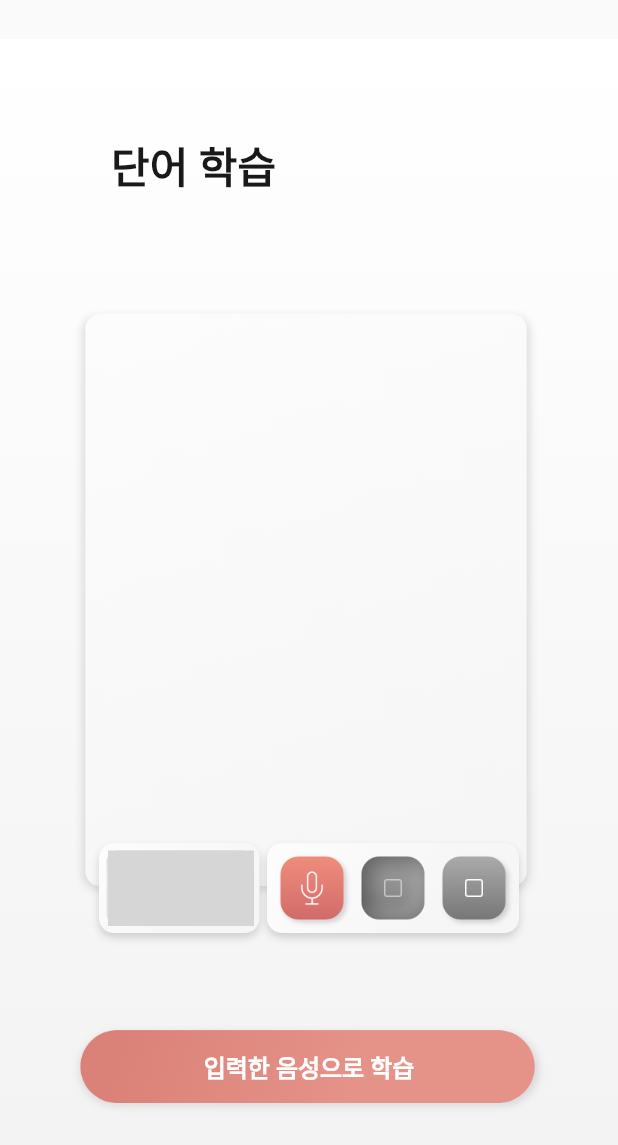
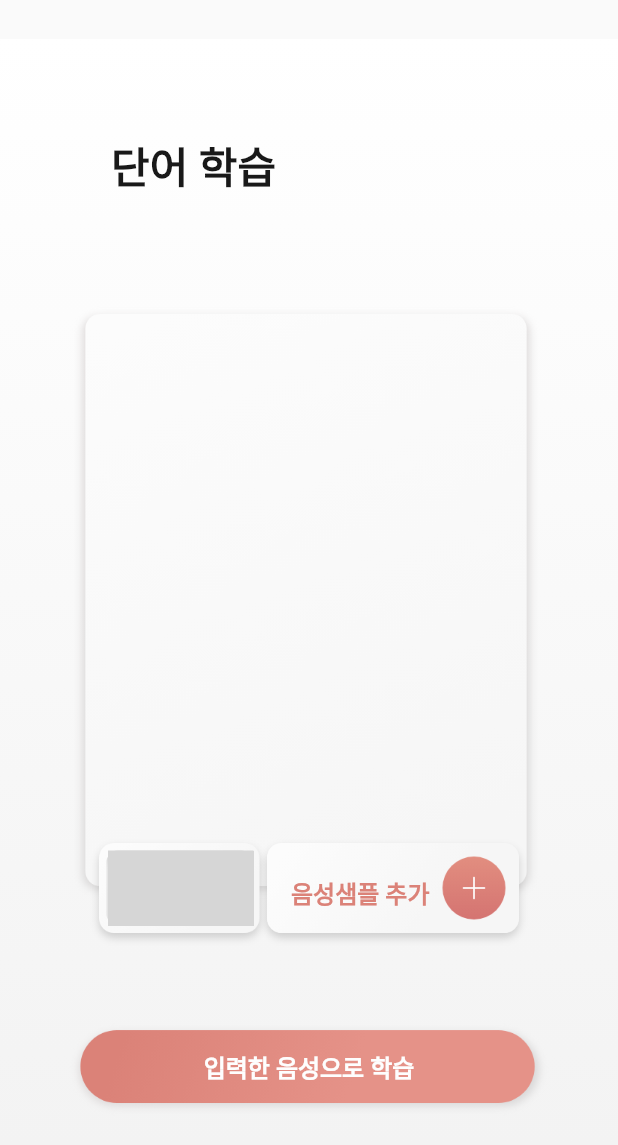
Before and after one commit to ThinkingDobby/personalized_speech_interpreter, a Flutter app: the TrainingPage screen opened by its route, on a phone screen of 412 x 824 dp. Shown: the top 1145 px of the screen. Run offline on Flutter 3.47's test engine with Material 2 defaults, Android fonts, the phone set to English and light mode, and no system bars; our stand-ins replace assets_audio_player, permission_handler, sprintf; missing offline and left inert: adobe_xd, audio_waveforms, fftea, flutter_sound; Roboto replaces fonts that are missing (Pretendard); grey boxes are pictures that could not be loaded.

Commit message:
컨트롤 패널 적용

```diff
--- a/lib/TestPage.dart
+++ b/lib/TestPage.dart
@@ -161,7 +161,7 @@ class _TestPageState extends State<TestPage> {
                         Container(
                           margin: const EdgeInsets.fromLTRB(14, 0, 0, 0),
                           child: Text(
-                            'type3: FFT - 전송 - 파일에 저장',
+                            'type3: ',
                             style: TextStyle(
                               fontFamily: 'Pretendard',
                               fontSize: 16,
--- a/lib/TrainingPage.dart
+++ b/lib/TrainingPage.dart
@@ -17,7 +17,6 @@ import 'package:personalized_speech_interpreter/tcpClients/FileTransferTestClien
 
 import 'file/FileLoader.dart';
 
-
 class TrainingPage extends StatefulWidget {
   @override
   State createState() => _TrainingPageState();
@@ -30,6 +29,9 @@ class _TrainingPageState extends State<TrainingPage> {
   bool _isRecording = false;
   bool _isNotRecording = true;
   bool _isPlaying = false;
+
+  bool _isControlActivated = false;
+  bool _cancelBtnPressed = false;
 
   String _state = "Unconnected";
   final String FIN_CODE = "Transfer Finished";
@@ -116,7 +118,8 @@ class _TrainingPageState extends State<TrainingPage> {
                                 scrollDirection: Axis.vertical,
                                 shrinkWrap: true,
                                 itemCount: _fl.fileList.length,
-                                itemBuilder: (context, i) => _setListItemBuilder(context, i),
+                                itemBuilder: (context, i) =>
+                                    _setListItemBuilder(context, i),
                               ),
                             ),
                             Container(
@@ -134,14 +137,20 @@ class _TrainingPageState extends State<TrainingPage> {
                                 waveStyle: WaveStyle(
                                   gradient: ui.Gradient.linear(
                                     const Offset(70, 50),
-                                    Offset(MediaQuery.of(context).size.width / 2, 0),
-                                    [const Color(0xffdc8379), const Color(0xfff5b6ae)],
+                                    Offset(
+                                        MediaQuery.of(context).size.width / 2,
+                                        0),
+                                    [
+                                      const Color(0xffdc8379),
+                                      const Color(0xfff5b6ae)
+                                    ],
                                   ),
                                   showMiddleLine: false,
                                   extendWaveform: true,
                                 ),
                                 enableGesture: false,
-                                size: Size(MediaQuery.of(context).size.width, 40.0),
+                                size: Size(
+                                    MediaQuery.of(context).size.width, 40.0),
                                 recorderController: _recorderController,
                               ),
                             ),
@@ -218,15 +227,88 @@ class _TrainingPageState extends State<TrainingPage> {
                                                 ),
                                         )),
                                     Container(
-                                      margin:
-                                          const EdgeInsets.fromLTRB(2, 0, 0, 0),
+                                        margin: const EdgeInsets.fromLTRB(
+                                            2, 0, 0, 0),
                                         width: 52,
                                         height: 52,
-                                      child: Image.asset(
-                                          "assets/images/training_btn_stop.png"),
+                                        child: GestureDetector(
+                                          onTapDown: (_) => setState(() {
+                                            _cancelBtnPressed = true;
+                                          }),
+                                          onTapCancel: () => setState(() {
+                                            _cancelBtnPressed = false;
+                                          }),
+                                          onTap: () => setState(() {
+                                            _cancelBtnPressed = false;
+                                            _isControlActivated = false;
+                                            // 패널 비활성화
+                                          }),
+                                          child: _cancelBtnPressed
+                                              ? Image.asset(
+                                                  "assets/images/training_btn_cancel_pressed.png",
+                                                  gaplessPlayback: true,
+                                                )
+                                              : Image.asset(
+                                                  "assets/images/training_btn_cancel.png",
+                                                  gaplessPlayback: true,
                                                 ),
+                                        )),
                                   ],
                                 )),
+                            Container(
+                                margin: const EdgeInsets.fromLTRB(0, 348, 0, 0),
+                                width: 320,
+                                height: 98,
+                                child: Visibility(
+                                  visible: !_isControlActivated,
+                                  child: Image.asset(
+                                      "assets/images/training_iv_panel.png"),
+                                )),
+                            Container(
+                              margin: const EdgeInsets.fromLTRB(148, 381, 0, 0),
+                              width: 320,
+                              height: 98,
+                              child: Visibility(
+                                  visible: !_isControlActivated,
+                                  child: const Text(
+                                    "음성샘플 추가",
+                                    style: TextStyle(
+                                      fontFamily: 'Pretendard',
+                                      fontSize: 16,
+                                      color: Color(0xffDB8278),
+                                      fontWeight: FontWeight.w600,
+                                    ),
+                                  )),
+                            ),
+                            Container(
+                              margin: const EdgeInsets.fromLTRB(246, 366, 0, 0),
+                              width: 52,
+                              height: 52,
+                              child: Visibility(
+                                  visible: !_isControlActivated,
+                                  child: GestureDetector(
+                                    onTapDown: (_) => setState(() {
+                                      _cancelBtnPressed = true;
+                                    }),
+                                    onTapCancel: () => setState(() {
+                                      _cancelBtnPressed = false;
+                                    }),
+                                    onTap: () => setState(() {
+                                      _cancelBtnPressed = false;
+                                      _isControlActivated = true;
+                                      // 패널 활성화
+                                    }),
+                                    child: _cancelBtnPressed
+                                        ? Image.asset(
+                                            "assets/images/training_btn_add_pressed.png",
+                                            gaplessPlayback: true,
+                                          )
+                                        : Image.asset(
+                                            "assets/images/training_btn_add.png",
+                                            gaplessPlayback: true,
+                                          ),
+                                  )),
+                            ),
                           ],
                         ),
                       ),
@@ -291,13 +373,9 @@ class _TrainingPageState extends State<TrainingPage> {
                             ),
                           ),
                         ],
-                        )
-                      ),
+                      )),
                       const SizedBox(height: 12),
-                    ])
-            )
-        )
-    );
+                    ]))));
   }
 
   void _initializer() async {
@@ -321,7 +399,7 @@ class _TrainingPageState extends State<TrainingPage> {
 
   _setPathForRecord() {
     _filePathForRecord =
-        '${_fl.storagePath}/음성 샘플 ${_fl.fileList.length + 1}.wav';
+        '${_fl.storagePath}/음성샘플 ${_fl.fileList.length + 1}.wav';
   }
 
   RadioListTile _setListItemBuilder(BuildContext context, int i) {
@@ -329,9 +407,16 @@ class _TrainingPageState extends State<TrainingPage> {
         title: Row(
           children: [
             Text(_fl.fileList[i]),
-            const Expanded(child: SizedBox(width: 0,)),
-            IconButton(onPressed: () => _startPlaying(i), icon: Image.asset("assets/images/training_iv_play.png")),
-            IconButton(onPressed: () => _deleteFile(i), icon: Image.asset("assets/images/training_iv_delete.png"))
+            const Expanded(
+                child: SizedBox(
+              width: 0,
+            )),
+            IconButton(
+                onPressed: () => _startPlaying(i),
+                icon: Image.asset("assets/images/training_iv_play.png")),
+            IconButton(
+                onPressed: () => _deleteFile(i),
+                icon: Image.asset("assets/images/training_iv_delete.png"))
           ],
         ),
         value: _fl.fileList[i],
```
Also changed, not shown: assets/images/training_btn_add.png (added), assets/images/training_btn_add_pressed.png (added), assets/images/training_btn_cancel.png (added), assets/images/training_btn_cancel_pressed.png (added), assets/images/training_iv_panel.png (added). Lines whose indentation alone changed are shown as unchanged.
